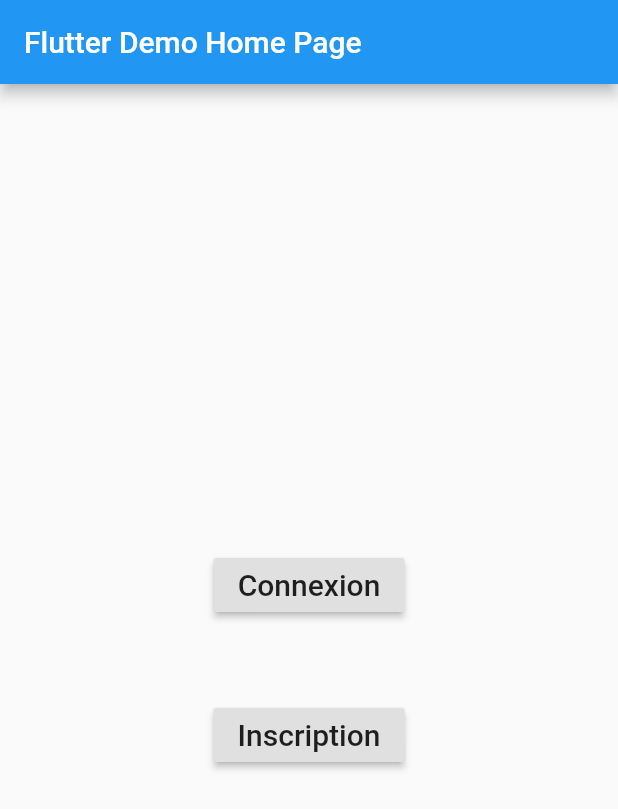
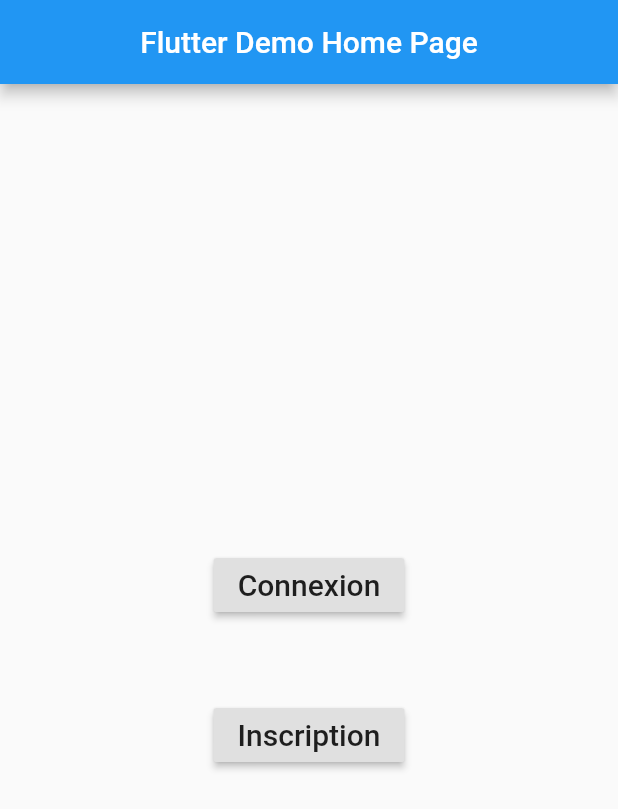
Before and after one commit to alpha-barry/flutter_project, a Flutter app: the screen it shows after launch, on a phone screen of 412 x 824 dp. Shown: the top 809 px of the screen. Run offline on Flutter 3.47's test engine with Material 2 defaults, Android fonts, the phone set to English and light mode, and no system bars; our stand-ins replace cloud_firestore, firebase_auth, firebase_storage, image_picker; accounts and stored records are empty.

```diff
--- a/lib/ConvListPage.dart
+++ b/lib/ConvListPage.dart
@@ -14,8 +14,8 @@ class ConvListPage extends StatelessWidget {
       backgroundColor: Provider.of<NightMode>(context, listen: true).color,
       resizeToAvoidBottomPadding: false,
       appBar: AppBar(
-
-        title: Text('Conversations'),
+        automaticallyImplyLeading: false,
+        title: Center(child: Text('Conversations')),
       ),
       endDrawer: headerWidget(context),
       body: ConvListPageStateful(),
--- a/lib/ProfilePage.dart
+++ b/lib/ProfilePage.dart
@@ -64,8 +64,8 @@ class ProfilePageState extends State<ProfilePage>{
       backgroundColor: Provider.of<NightMode>(context, listen: true).color,
       resizeToAvoidBottomPadding: false,
       appBar: AppBar(
-
-        title: Text('Mon profil'),
+        automaticallyImplyLeading: false,
+        title: Center(child: Text('Mon profil')),
       ),
       endDrawer: headerWidget(context),
       body: SingleChildScrollView(
--- a/lib/RecContactsPage.dart
+++ b/lib/RecContactsPage.dart
@@ -13,8 +13,8 @@ class RecContactsPage extends StatelessWidget {
       backgroundColor: Provider.of<NightMode>(context, listen: true).color,
       resizeToAvoidBottomPadding: false,
       appBar: AppBar(
-
-        title: Text('Invitations'),
+        automaticallyImplyLeading: false,
+        title: Center(child: Text('Invitations')),
       ),
       endDrawer: headerWidget(context),
       body: RecContactsPageStateful(),
--- a/lib/SignInPage.dart
+++ b/lib/SignInPage.dart
@@ -38,7 +38,7 @@ class SignInPageState extends State<SignInPage> {
       backgroundColor: Provider.of<NightMode>(context, listen: true).color,
       resizeToAvoidBottomPadding: false,
       appBar: AppBar(
-        title: Text("Connexion"),
+        title: Center(child: Text("Connexion")),
       ),
       body: Center(
         child: SingleChildScrollView(
@@ -83,8 +83,7 @@ class SignInPageState extends State<SignInPage> {
                           uid.then((onValue) {
                             isButtonPressed = false;
                             UserInf.uid = onValue;
-                            Navigator.push(context, MaterialPageRoute(
-                                builder: (context) => ProfilePage()));
+                            Navigator.pushNamed(context, '/profil');
                           }).catchError((onError) {
                             isButtonPressed = false;
                             setState(() {
--- a/lib/SignUpPage.dart
+++ b/lib/SignUpPage.dart
@@ -42,7 +42,7 @@ class SignUpPageState extends State<SignUpPage> {
       backgroundColor: Provider.of<NightMode>(context, listen: true).color,
       resizeToAvoidBottomPadding: false,
       appBar: AppBar(
-        title: Text("Inscription"),
+        title: Center(child: Text("Inscription")),
       ),
       body: Center(
         child: SingleChildScrollView(
@@ -140,8 +140,7 @@ class SignUpPageState extends State<SignUpPage> {
                               //storageReference.putFile(image);
 
                               isButtonPressed = false;
-                              Navigator.push(context, MaterialPageRoute(
-                                  builder: (context) => ProfilePage()));
+                              Navigator.pushNamed(context, '/profil');
                             }).catchError((onError) {
                               isButtonPressed = false;
                               setState(() {
--- a/lib/main.dart
+++ b/lib/main.dart
@@ -1,6 +1,11 @@
 import 'package:flutter/material.dart';
 import 'package:flutter/services.dart';
+import 'package:modue_flutter_ex2/ContactsPage.dart';
+import 'package:modue_flutter_ex2/ConvListPage.dart';
 import 'package:modue_flutter_ex2/NightMode.dart';
+import 'package:modue_flutter_ex2/ProfilePage.dart';
+import 'package:modue_flutter_ex2/RecContactsPage.dart';
+import 'package:modue_flutter_ex2/SearchMemberPage.dart';
 import 'package:provider/provider.dart';
 import 'SignInPage.dart';
 import 'SignUpPage.dart';
@@ -19,6 +24,17 @@ class MyApp extends StatelessWidget {
     return ChangeNotifierProvider<NightMode>(
       create: (context) => NightMode(),
       child: MaterialApp(
+        initialRoute: '/',
+        routes: {
+         // '/': (context) => MyHomePage(),
+          '/signup': (context) => SignUpPage(),
+          '/signin': (context) => SignInPage(),
+          '/profil': (context) => ProfilePage(),
+          '/search': (context) => SearchMemberPage(),
+          '/invits': (context) => RecContactsPage(),
+          '/contacts': (context) => ContactsPage(),
+          '/conversations': (context) => ConvListPage(),
+        },
         debugShowCheckedModeBanner: false,
         title: 'Flutter Demo',
         theme: ThemeData(
@@ -48,7 +64,7 @@ class _MyHomePageState extends State<MyHomePage> {
       resizeToAvoidBottomPadding: false,
       appBar: AppBar(
 
-        title: Text(widget.title),
+        title: Center(child: Text(widget.title)),
       ),
       body: Center(
         child: SingleChildScrollView(
```
Also changed, not shown: lib/ContactsPage.dart (+5 -2 lines), lib/MessengerPage.dart (+20 -9 lines), lib/SearchMemberPage.dart (+5 -2 lines), lib/widgets/headerWidget.dart (+11 -10 lines).
